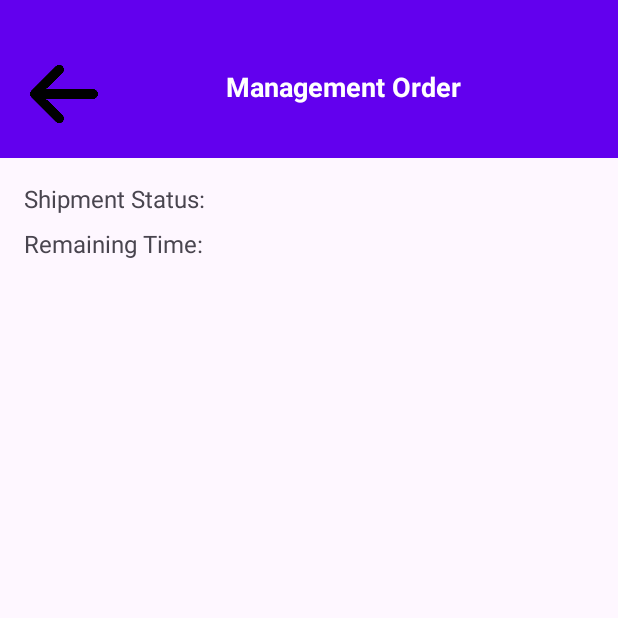
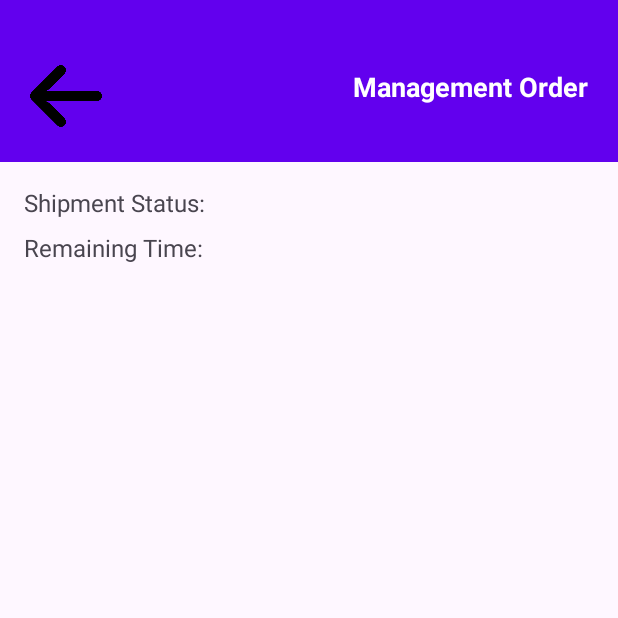
Before and after one commit to ebraheem2/Order_Managment, an Android app: the ShipmentDetailActivity screen opened directly, with no data from a screen before it, on a phone screen of 412 x 824 dp, the top half of it. Run offline under Robolectric (Android 15) with nearby library versions, the phone set to English and light mode, and no system bars; our stand-ins replace Firebase (no records; nobody signed in at launch, a user with empty details on screens opened directly).

Commit message:
version 0.3

```diff
--- a/app/src/main/AndroidManifest.xml
+++ b/app/src/main/AndroidManifest.xml
@@ -1,7 +1,7 @@
 <?xml version="1.0" encoding="utf-8"?>
 <manifest xmlns:android="http://schemas.android.com/apk/res/android"
     xmlns:tools="http://schemas.android.com/tools">
-    <uses-permission android:name="android.permission.INTERNET" />
+
     <application
         android:allowBackup="true"
         android:dataExtractionRules="@xml/data_extraction_rules"
--- a/app/src/main/java/com/example/mangment_order/LoginActivity.java
+++ b/app/src/main/java/com/example/mangment_order/LoginActivity.java
@@ -27,7 +27,8 @@ public class LoginActivity extends AppCompatActivity {
         super.onCreate(savedInstanceState);
         setContentView(R.layout.activity_login);
 
-        // Initialize Firebase Auth instance
+        com.google.firebase.FirebaseApp.initializeApp(this);
+        setContentView(R.layout.activity_login);
         mAuth = FirebaseAuth.getInstance();
 
         // Find views by their IDs
--- a/app/src/main/java/com/example/mangment_order/MainActivity.java
+++ b/app/src/main/java/com/example/mangment_order/MainActivity.java
@@ -179,8 +179,8 @@ public class MainActivity extends AppCompatActivity implements OrderAdapter.OnOr
                             updateStatusInDatabase(order, "Arrived in Another Country");
                         }
                     } else if (days >= 0) {
-                        if (!"Shipment".equalsIgnoreCase(order.getStatusOfOrder())) {
-                            updateStatusInDatabase(order, "Shipment");
+                        if (!"Shipped".equalsIgnoreCase(order.getStatusOfOrder())) {
+                            updateStatusInDatabase(order, "Shipped");
                         }
                     }
                 }
--- a/app/src/main/java/com/example/mangment_order/ShipmentDetailActivity.java
+++ b/app/src/main/java/com/example/mangment_order/ShipmentDetailActivity.java
@@ -4,27 +4,25 @@ import android.content.Intent;
 import android.os.Bundle;
 import android.view.View;
 import android.widget.TextView;
-
 import androidx.annotation.Nullable;
 import androidx.appcompat.app.AppCompatActivity;
-
-import com.example.mangment_order.Order;
 import com.google.firebase.database.DataSnapshot;
 import com.google.firebase.database.DatabaseError;
 import com.google.firebase.database.DatabaseReference;
+import com.google.firebase.database.FirebaseDatabase;
 import com.google.firebase.database.ValueEventListener;
-import com.google.firebase.database.FirebaseDatabase;
-
 import java.text.SimpleDateFormat;
 import java.util.Date;
 import java.util.Locale;
 import java.util.concurrent.TimeUnit;
 
 public class ShipmentDetailActivity extends AppCompatActivity {
+
     private TextView textViewShipmentStatus, textViewRemainingTime;
     private DatabaseReference ordersRef;
     private View arrow;
 
+    // Expected date format (adjust if needed)
     private SimpleDateFormat sdf = new SimpleDateFormat("yyyy-MM-dd HH:mm", Locale.getDefault());
 
     @Override
@@ -32,22 +30,27 @@ public class ShipmentDetailActivity extends AppCompatActivity {
         super.onCreate(savedInstanceState);
         setContentView(R.layout.activity_shipment_detail);
 
+        // Initialize views
         textViewShipmentStatus = findViewById(R.id.textViewShipmentStatus);
         textViewRemainingTime = findViewById(R.id.textViewRemainingTime);
-        arrow=findViewById(R.id.ArrowBack);
-        Intent backHome=new Intent(this,MainActivity.class);
+        arrow = findViewById(R.id.ArrowBack);
+
+        // Set click listener for the back arrow
         arrow.setOnClickListener(new View.OnClickListener() {
             @Override
             public void onClick(View v) {
+                Intent backHome = new Intent(ShipmentDetailActivity.this, MainActivity.class);
                 startActivity(backHome);
                 finish();
-
             }
         });
+
+        // Initialize Firebase Database reference for "orders"
         ordersRef = FirebaseDatabase
                 .getInstance("https://mangmentorder-default-rtdb.firebaseio.com/")
                 .getReference("orders");
 
+        // Retrieve the order ID from the intent extras and load details if available
         String orderId = getIntent().getStringExtra("orderId");
         if (orderId != null) {
             loadShipmentDetails(orderId);
@@ -61,10 +64,10 @@ public class ShipmentDetailActivity extends AppCompatActivity {
                 if (snapshot.exists()) {
                     Order order = snapshot.getValue(Order.class);
                     if (order != null) {
-                        // current status
+                        // Set shipment status text
                         textViewShipmentStatus.setText("Shipment Status: " + order.getStatusOfOrder());
 
-                        // compute remaining time
+                        // Compute remaining time until final arrival date
                         String finalDateStr = order.getFinalArrivalDate();
                         if (finalDateStr != null) {
                             try {
@@ -82,6 +85,7 @@ public class ShipmentDetailActivity extends AppCompatActivity {
                                 }
                             } catch (Exception e) {
                                 e.printStackTrace();
+                                textViewRemainingTime.setText("Error parsing date");
                             }
                         }
                     }
@@ -90,7 +94,7 @@ public class ShipmentDetailActivity extends AppCompatActivity {
 
             @Override
             public void onCancelled(DatabaseError error) {
-                // ...
+                // Handle potential errors here
             }
         });
     }
@@ -98,6 +102,7 @@ public class ShipmentDetailActivity extends AppCompatActivity {
     @Override
     public void finish() {
         super.finish();
+        // Apply custom transition animation (ensure these files exist in res/anim/)
         overridePendingTransition(R.anim.slide_in_left, R.anim.slide_out_right);
     }
 }
--- a/app/src/main/res/layout/activity_shipment_detail.xml
+++ b/app/src/main/res/layout/activity_shipment_detail.xml
@@ -5,6 +5,8 @@
     android:layout_width="match_parent"
     android:layout_height="match_parent"
     android:orientation="vertical">
+
+    <!-- Header Section -->
     <LinearLayout
         android:id="@+id/Header"
         android:layout_width="match_parent"
@@ -12,15 +14,27 @@
         android:background="@drawable/layout_bg"
         android:orientation="horizontal"
         android:padding="20dp">
+
+        <!-- Back Arrow View -->
         <View
             android:id="@+id/ArrowBack"
-            android:layout_width="45dp"
-            android:layout_height="45dp"
+            android:layout_width="48dp"
+            android:layout_height="48dp"
             android:background="@drawable/arrow"
             android:layout_marginTop="20dp"
-            />
+            android:clickable="true"
+            android:contentDescription="Back previous Page"
+            android:focusable="true"/>
+
+        <!-- Spacer -->
+        <View
+            android:layout_width="0dp"
+            android:layout_height="match_parent"
+            android:layout_weight="1"/>
+
+        <!-- Logo Text -->
         <TextView
-            android:layout_width="match_parent"
+            android:layout_width="wrap_content"
             android:layout_height="match_parent"
             android:text="@string/Logo"
             android:textAlignment="center"
@@ -29,11 +43,15 @@
             android:layout_marginTop="25dp"
             android:textStyle="bold" />
     </LinearLayout>
+    <ScrollView
+        android:layout_width="match_parent"
+        android:layout_height="wrap_content">
         <LinearLayout
-        android:layout_width="wrap_content"
+            android:layout_width="match_parent"
             android:layout_height="wrap_content"
             android:orientation="vertical"
             android:padding="16dp">
+
             <TextView
                 android:id="@+id/textViewShipmentStatus"
                 android:layout_width="wrap_content"
@@ -48,7 +66,8 @@
                 android:text="Remaining Time:"
                 android:textSize="16sp"
                 android:layout_marginTop="8dp" />
+        </LinearLayout>
+    </ScrollView>
+    <!-- Content Section -->
 
 </LinearLayout>
-
-</LinearLayout>
--- a/app/src/main/res/layout/item_shipment.xml
+++ b/app/src/main/res/layout/item_shipment.xml
@@ -18,7 +18,7 @@
         android:id="@+id/textViewShipmentStatus"
         android:layout_width="wrap_content"
         android:layout_height="wrap_content"
-        android:text="Status: "
+        android:text="@string/status"
         android:layout_marginTop="4dp" />
 
     <TextView
--- a/app/src/main/res/values/strings.xml
+++ b/app/src/main/res/values/strings.xml
@@ -1,4 +1,8 @@
 <resources>
     <string name="app_name">Order Management</string>
     <string name="Logo">Management Order</string>
+    <string name="search_hint">Search by Name</string>
+    <string name="main_title">My Orders</string>
+    <string name="add_order">Add Order</string>
+    <string name="status">Status:</string>
 </resources>
```
Also changed, not shown: app/build.gradle.kts (+24 -12 lines), app/src/main/java/com/example/mangment_order/AddOrderActivity.java (+14 -6 lines), app/src/main/res/layout/activity_add_order.xml (+12 -1 lines), app/src/main/res/layout/activity_main.xml (+14 -9 lines), app/src/main/res/layout/activity_order_detail.xml (+10 -1 lines), app/src/main/res/layout/activity_update_order.xml (+10 -1 lines), app/src/main/res/drawable/gradient_lights.jpg (added), app/src/main/res/drawable/purple_haze.jpg (added). Lines whose indentation alone changed are shown as unchanged.
